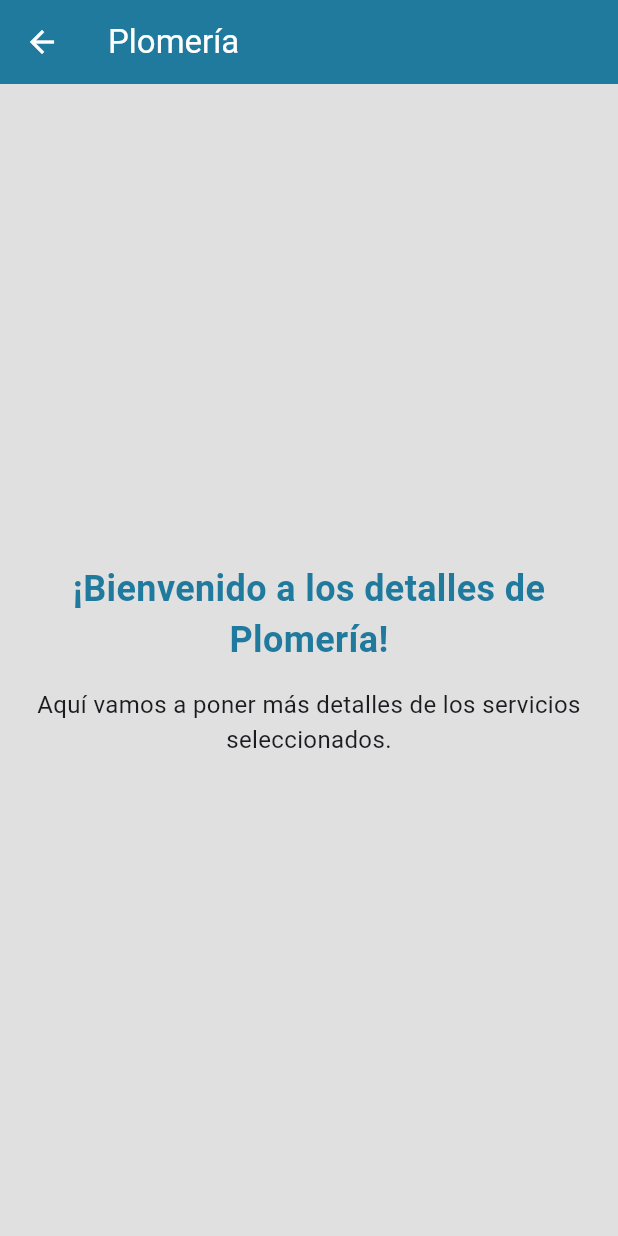
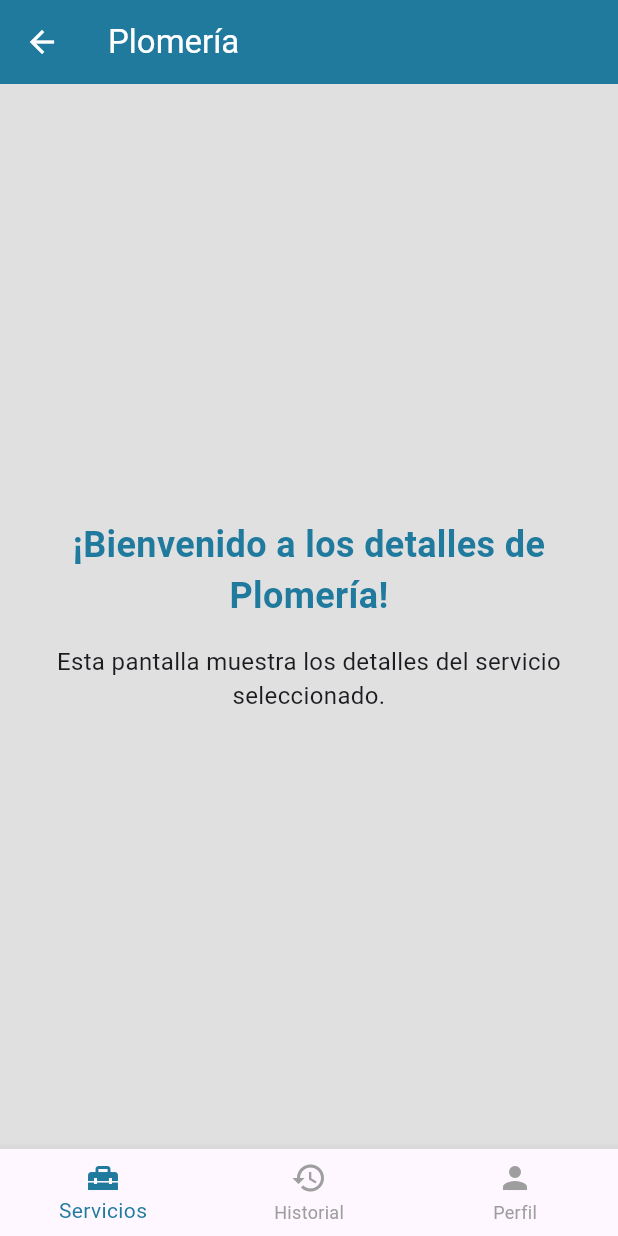
Before and after one commit to TheGeru/Project_Servify, a Flutter app: the screen it shows after launch, after a tap on "Plomería", on a phone screen of 412 x 824 dp. Run offline on Flutter 3.47's test engine with Material 3 defaults, Android fonts, the phone set to English and light mode, and no system bars.

Commit message:
add changes

```diff
--- a/lib/screens/home_screen.dart
+++ b/lib/screens/home_screen.dart
@@ -58,18 +58,13 @@ class _HomeScreenState extends State<HomeScreen> {
               : (_selectedIndex == 1 ? 'Historial' : 'Perfil'),
         ),
       ),
-
-      // Muestra el widget de la pestaña seleccionada
       body: _widgetOptions.elementAt(_selectedIndex),
-
-      // El FloatingActionButton solo es visible en la pestaña de Servicios (índice 0)
       floatingActionButton: _selectedIndex == 0
           ? FloatingActionButton(
               onPressed: () => navigateToAddService(context),
               child: const Icon(Icons.add),
             )
-          : null, // Ocultar si no es la pestaña de Servicios
-      // BottomNavigationBar para la navegación principal
+          : null,
       bottomNavigationBar: BottomNavigationBar(
         items: const <BottomNavigationBarItem>[
           BottomNavigationBarItem(
@@ -126,6 +121,12 @@ class _ServicesList extends StatelessWidget {
               'Mantenimiento y diseño de jardines para tus áreas verdes.',
           onTap: () => navigateToServiceDetail(context, 'Jardinería'),
         ),
+        CardContainer(
+          titulo: 'Plomería',
+          categoria: 'Servicios',
+          descripcion: 'Mantenimiento y diseño de tus tuberías de tu casa.',
+          onTap: () => navigateToServiceDetail(context, 'Plomería'),
+        ),
         const SizedBox(height: 80),
       ],
     );
--- a/lib/screens/service_detail_screen.dart
+++ b/lib/screens/service_detail_screen.dart
@@ -1,11 +1,16 @@
-// lib/screens/service_detail_screen.dart (Nuevo archivo)
-
 import 'package:flutter/material.dart';
 
 class ServiceDetailScreen extends StatelessWidget {
   final String serviceTitle;
 
   const ServiceDetailScreen({super.key, required this.serviceTitle});
+  void _onItemTapped(BuildContext context, int index) {
+    if (index == 0) {
+      Navigator.pop(context);
+    } else {
+      Navigator.pop(context);
+    }
+  }
 
   @override
   Widget build(BuildContext context) {
@@ -28,7 +33,7 @@ class ServiceDetailScreen extends StatelessWidget {
               ),
               const SizedBox(height: 15),
               const Text(
-                'Aquí vamos a poner más detalles de los servicios seleccionados.',
+                'Esta pantalla muestra los detalles del servicio seleccionado.',
                 textAlign: TextAlign.center,
                 style: TextStyle(fontSize: 16),
               ),
@@ -36,6 +41,23 @@ class ServiceDetailScreen extends StatelessWidget {
           ),
         ),
       ),
+      bottomNavigationBar: BottomNavigationBar(
+        items: const <BottomNavigationBarItem>[
+          BottomNavigationBarItem(
+            icon: Icon(Icons.home_repair_service),
+            label: 'Servicios',
+          ),
+          BottomNavigationBarItem(
+            icon: Icon(Icons.history),
+            label: 'Historial',
+          ),
+          BottomNavigationBarItem(icon: Icon(Icons.person), label: 'Perfil'),
+        ],
+        currentIndex: 0,
+        selectedItemColor: const Color.fromARGB(255, 31, 122, 158),
+        unselectedItemColor: Colors.grey,
+        onTap: (index) => _onItemTapped(context, index),
+      ),
     );
   }
 }
```
